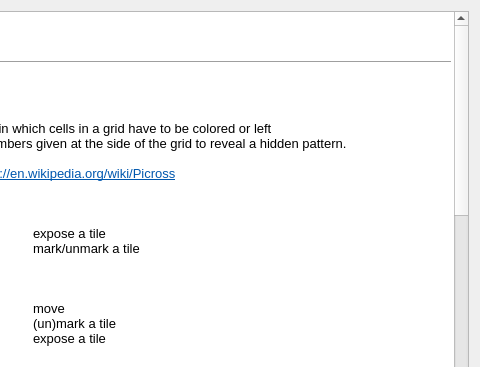
Old version of the form src/f_qthelp.ui in the repository schuay/picmi-legacy; both pictures show x 143 to 623 and y 0 to 367 of the 623 by 574 pixel window.
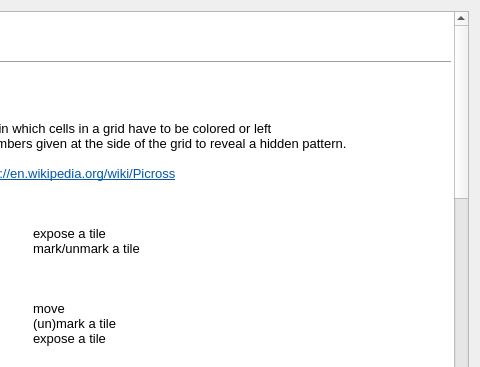
New version of the form.

Commit message: add solver option to settings

Patch:
```diff
--- a/src/f_qthelp.ui
+++ b/src/f_qthelp.ui
@@ -107,6 +107,15 @@
 &lt;p style=&quot; margin-top:0px; margin-bottom:0px; margin-left:0px; margin-right:0px; -qt-block-indent:0; text-indent:0px;&quot;&gt;		There is no feedback whether the tile is actually filled or not. &lt;/p&gt;
 &lt;p style=&quot; margin-top:0px; margin-bottom:0px; margin-left:0px; margin-right:0px; -qt-block-indent:0; text-indent:0px;&quot;&gt;		Penalty time is disabled in this mode.&lt;/p&gt;
 &lt;p style=&quot;-qt-paragraph-type:empty; margin-top:0px; margin-bottom:0px; margin-left:0px; margin-right:0px; -qt-block-indent:0; text-indent:0px;&quot;&gt;&lt;/p&gt;
+&lt;p style=&quot; margin-top:0px; margin-bottom:0px; margin-left:0px; margin-right:0px; -qt-block-indent:0; text-indent:0px;&quot;&gt;&lt;span style=&quot; font-style:italic;&quot;&gt;Minesweeper:&lt;/span&gt;&lt;/p&gt;
+&lt;p style=&quot;-qt-paragraph-type:empty; margin-top:0px; margin-bottom:0px; margin-left:0px; margin-right:0px; -qt-block-indent:0; text-indent:0px; font-style:italic;&quot;&gt;&lt;/p&gt;
+&lt;p style=&quot; margin-top:0px; margin-bottom:0px; margin-left:0px; margin-right:0px; -qt-block-indent:0; text-indent:0px;&quot;&gt;&lt;span style=&quot; font-style:italic;&quot;&gt;Solver:		&lt;/span&gt;Enabling the solver ensures that generated puzzles have a &lt;/p&gt;
+&lt;p style=&quot; margin-top:0px; margin-bottom:0px; margin-left:0px; margin-right:0px; -qt-block-indent:0; text-indent:0px;&quot;&gt;		solution which can be deduced by logic alone without&lt;/p&gt;
+&lt;p style=&quot; margin-top:0px; margin-bottom:0px; margin-left:0px; margin-right:0px; -qt-block-indent:0; text-indent:0px;&quot;&gt;		having to resort to guesses. In this mode, much higher mine&lt;/p&gt;
+&lt;p style=&quot; margin-top:0px; margin-bottom:0px; margin-left:0px; margin-right:0px; -qt-block-indent:0; text-indent:0px;&quot;&gt;		concentrations can be used (Difficulty settings of up to 35).&lt;/p&gt;
+&lt;p style=&quot; margin-top:0px; margin-bottom:0px; margin-left:0px; margin-right:0px; -qt-block-indent:0; text-indent:0px;&quot;&gt;		At the start of a game, you may need to wait a few seconds&lt;/p&gt;
+&lt;p style=&quot; margin-top:0px; margin-bottom:0px; margin-left:0px; margin-right:0px; -qt-block-indent:0; text-indent:0px;&quot;&gt;		for the solver to complete board generation.&lt;/p&gt;
+&lt;p style=&quot;-qt-paragraph-type:empty; margin-top:0px; margin-bottom:0px; margin-left:0px; margin-right:0px; -qt-block-indent:0; text-indent:0px;&quot;&gt;&lt;/p&gt;
 &lt;hr /&gt;
 &lt;p style=&quot;-qt-paragraph-type:empty; margin-top:0px; margin-bottom:0px; margin-left:0px; margin-right:0px; -qt-block-indent:0; text-indent:0px; font-size:12pt; font-weight:600;&quot;&gt;&lt;/p&gt;
 &lt;p style=&quot; margin-top:0px; margin-bottom:0px; margin-left:0px; margin-right:0px; -qt-block-indent:0; text-indent:0px;&quot;&gt;&lt;span style=&quot; font-weight:600;&quot;&gt;License&lt;/span&gt;&lt;/p&gt;
```
The commit also changes 6 other files.
